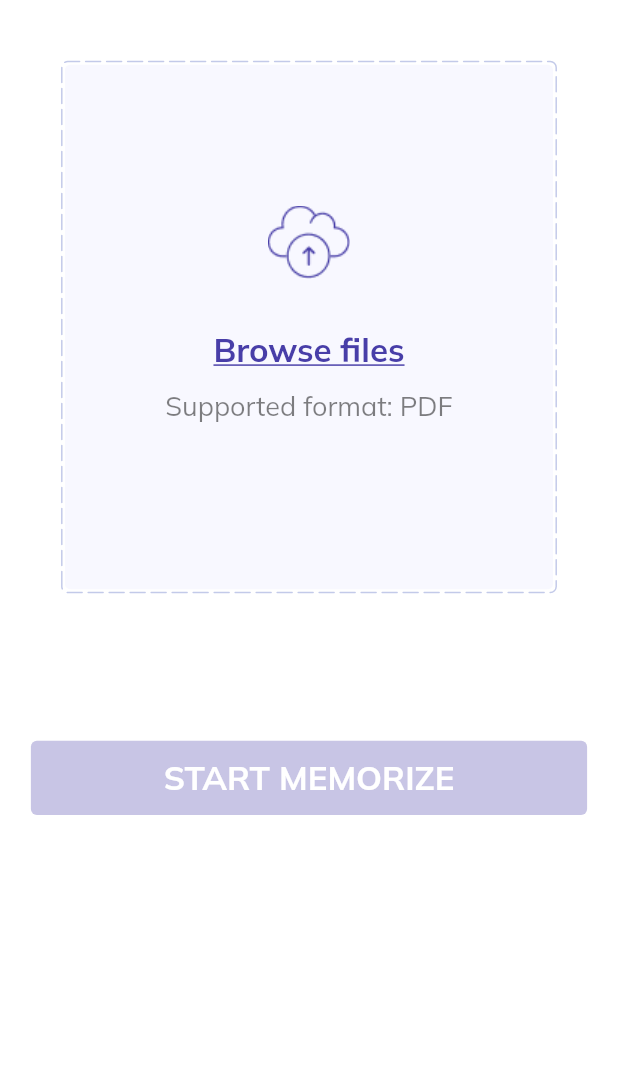
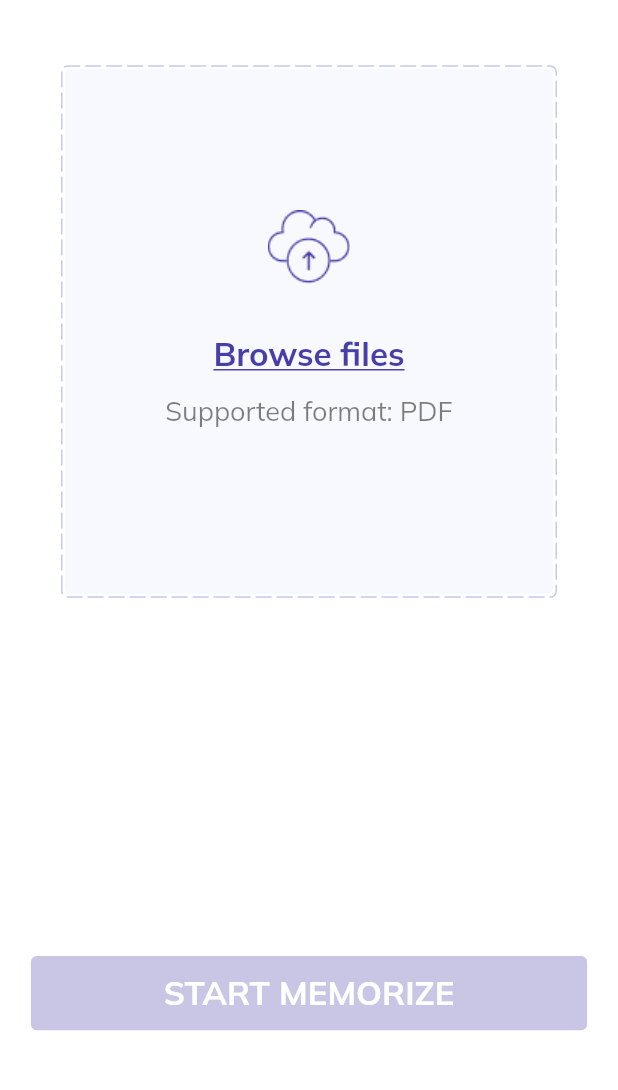
Before and after one commit to InnoSWP/InnoMemorizerApp, a Flutter app: the screen it shows after launch, after a tap on "Upload", on a phone screen of 412 x 824 dp, the part 144-1234 px from its top. Run offline on Flutter 3.47's test engine with Material 2 defaults, Android fonts, the phone set to English and light mode, and no system bars; drawn by our look-alikes of dotted_border, toggle_switch; our stand-ins replace dio, file_picker, google_fonts, scrollable_positioned_list; missing offline and left inert: alan_voice, pdf_text.

Commit message:
replaced columns with stacks to make strictly positioned elements and button above keyboard

```diff
--- a/lib/main.dart
+++ b/lib/main.dart
@@ -50,7 +50,9 @@ class _MyHomePageState extends State<MyHomePage> with TickerProviderStateMixin {
   PlatformFile? _platformFile;
   bool _buttonEnabled = false;
   int _initialIndex = 0;
+  OverlayEntry? overlayEntry;
   Screen selectedScreen = Screen.pasteText;
+  List<String> _sentences = [];
 
   late AnimationController fileAnimationController;
   late AnimationController animationController;
@@ -95,22 +97,23 @@ class _MyHomePageState extends State<MyHomePage> with TickerProviderStateMixin {
     });
     String text = await _pdfDoc!.text;
 
+    fetchSentences(text).then((sentences) {
       setState(() {
+        _sentences = sentences;
         fileAnimationController.fling();
         _pdfText = text;
         _buttonEnabled = true;
       });
+    });
   }
 
   void _sendText() async {
-    await _fetchPDF();
-    var sentences = await fetchSentences(_pdfText!);
     setState(() {
       Navigator.push(
         context,
         MaterialPageRoute(
           builder: (context) =>
-              MemorizeScreen(title: 'Memorize', sentences: sentences),
+              MemorizeScreen(title: 'Memorize', sentences: _sentences),
         ),
       );
       clearUploadedFile();
@@ -118,9 +121,13 @@ class _MyHomePageState extends State<MyHomePage> with TickerProviderStateMixin {
   }
 
   Widget getUploadScreen() {
-    return Column(
+    return Stack(
+      alignment: Alignment.center,
       children: <Widget>[
-        Padding(
+        Positioned(
+          width: MediaQuery.of(context).size.width,
+          top: MediaQuery.of(context).size.height * 0.02,
+          child: Padding(
             padding: EdgeInsets.only(
               left: MediaQuery.of(context).size.width * 0.1,
               right: MediaQuery.of(context).size.width * 0.1,
@@ -152,8 +159,8 @@ class _MyHomePageState extends State<MyHomePage> with TickerProviderStateMixin {
                           ),
                           Container(
                               padding: EdgeInsets.only(
-                                    bottom:
-                                    MediaQuery.of(context).size.height * 0.015),
+                                  bottom: MediaQuery.of(context).size.height *
+                                      0.015),
                               child: const Text(
                                 'Browse files',
                                 style: TextStyle(
@@ -182,8 +189,12 @@ class _MyHomePageState extends State<MyHomePage> with TickerProviderStateMixin {
               ),
             ),
           ),
+        ),
         _platformFile != null
-            ? Container(
+            ? Padding(
+                padding: EdgeInsets.only(
+                    top: MediaQuery.of(context).size.height * 0.52),
+                child: Container(
                     padding: const EdgeInsets.only(left: 30, right: 30),
                     child: Column(
                         crossAxisAlignment: CrossAxisAlignment.start,
@@ -237,9 +248,12 @@ class _MyHomePageState extends State<MyHomePage> with TickerProviderStateMixin {
                                     CustomColors.primary),
                                 backgroundColor: Colors.white,
                               )),
-                ]))
+                        ])),
+              )
             : Container(),
-        Padding(
+        Positioned(
+          bottom: MediaQuery.of(context).size.height * 0.05,
+          child: Padding(
             padding:
                 EdgeInsets.only(top: MediaQuery.of(context).size.height * 0.07),
             child: SizedBox(
@@ -271,6 +285,7 @@ class _MyHomePageState extends State<MyHomePage> with TickerProviderStateMixin {
                         fontWeight: FontWeight.w700,
                       ))),
             ),
+          ),
         )
       ],
     );
@@ -296,7 +311,7 @@ class _MyHomePageState extends State<MyHomePage> with TickerProviderStateMixin {
 
     fileAnimationController = AnimationController(
       vsync: this,
-      duration: const Duration(seconds: 6),
+      duration: const Duration(seconds: 12),
     )..addListener(() {
         setState(() {});
       });
@@ -316,16 +331,11 @@ class _MyHomePageState extends State<MyHomePage> with TickerProviderStateMixin {
   Widget build(BuildContext context) {
     return Scaffold(
       resizeToAvoidBottomInset: false,
-      appBar: null,
-      body: Column(
+      body: Stack(
+        alignment: Alignment.center,
         children: <Widget>[
-          Padding(
-            padding: EdgeInsets.fromLTRB(
-              0,
-              MediaQuery.of(context).size.height * 0.075,
-              0,
-              MediaQuery.of(context).size.height * 0.05,
-            ),
+          Positioned(
+            top: MediaQuery.of(context).size.height * 0.075,
             child: ToggleSwitch(
               minWidth: MediaQuery.of(context).size.width * 0.34,
               minHeight: MediaQuery.of(context).size.height * 0.04,
@@ -375,7 +385,12 @@ class _MyHomePageState extends State<MyHomePage> with TickerProviderStateMixin {
               },
             ),
           ),
-          getCurrentScreen(context),
+          Positioned(
+              bottom: 0,
+              child: SizedBox(
+                  width: MediaQuery.of(context).size.width,
+                  height: MediaQuery.of(context).size.height * 0.85,
+                  child: getCurrentScreen(context))),
         ],
       ),
     );
--- a/lib/widgets/paste_text.dart
+++ b/lib/widgets/paste_text.dart
@@ -5,15 +5,14 @@ import '/../utils/sentences_parser.dart';
 import '/../common/theme.dart';
 
 Widget getPasteTextScreen(context, textController, animationController) {
-
   return SingleChildScrollView(
-    child: Column(
+    child: Stack(
+      alignment: Alignment.center,
+      fit: StackFit.loose,
       children: <Widget>[
-        Padding(
-          padding: EdgeInsets.only(
+        Positioned(
+          top: MediaQuery.of(context).size.height * 0.025,
           left: MediaQuery.of(context).size.width * 0.14,
-            bottom: MediaQuery.of(context).size.height * 0.009,
-          ),
           child: Align(
             alignment: Alignment.centerLeft,
             child: RichText(
@@ -39,15 +38,17 @@ Widget getPasteTextScreen(context, textController, animationController) {
             ),
           ),
         ),
-        Padding(
+        Positioned(
+          child: Padding(
             padding: EdgeInsets.fromLTRB(
               MediaQuery.of(context).size.width * 0.1,
-            0,
+              MediaQuery.of(context).size.height * 0.07,
               MediaQuery.of(context).size.width * 0.1,
-            MediaQuery.of(context).size.height * 0.1,
+              MediaQuery.of(context).size.height * 0.33,
             ),
             child: SizedBox(
               height: MediaQuery.of(context).size.height * 0.4,
+              width: MediaQuery.of(context).size.width * 0.8,
               child: TextField(
                   controller: textController,
                   maxLines: 32,
@@ -67,9 +68,7 @@ Widget getPasteTextScreen(context, textController, animationController) {
                   )),
             ),
           ),
-
-
-
+        ),
         Visibility(
             maintainSize: true,
             maintainAnimation: true,
@@ -79,6 +78,7 @@ Widget getPasteTextScreen(context, textController, animationController) {
               children: [
                 Padding(
                   padding: EdgeInsets.only(
+                    top: MediaQuery.of(context).size.height * 0.35,
                     left: MediaQuery.of(context).size.width * 0.12,
                     bottom: MediaQuery.of(context).size.height * 0.0236,
                   ),
@@ -106,37 +106,29 @@ Widget getPasteTextScreen(context, textController, animationController) {
                     ),
                   ),
                 ),
-                Text(
-                    "${(animationController.value * 100).round()}% completed",
+                Text("${(animationController.value * 100).round()}% completed",
                     style: TextStyle(
                       fontSize: 20,
                       fontWeight: FontWeight.w500,
                       color: CustomColors.primary.withOpacity(0.5),
                     )),
               ],
-            )
-        ),
-        Padding(
-          padding:
-          EdgeInsets.only(top: MediaQuery.of(context).size.height * 0.03),
-          child: SizedBox(
+            )),
+        AnimatedPositioned(
+          bottom: MediaQuery.of(context).viewInsets.bottom * 0.9,
           width: MediaQuery.of(context).size.width * 0.9,
           height: MediaQuery.of(context).size.height * 0.06,
+          duration: const Duration(milliseconds: 150),
           child: ValueListenableBuilder<TextEditingValue>(
             valueListenable: textController,
             builder: (context, value, child) {
               return ElevatedButton(
                   onPressed: value.text.isNotEmpty
                       ? () {
+                          FocusManager.instance.primaryFocus?.unfocus();
                           animationController.forward();
-                      fetchSentences(value.text)
-                          .then((sentences) {
-                        while (animationController.status !=
-                            AnimationStatus.completed) {
-                          animationController.value += 0.01;
-                          Future.delayed(
-                              const Duration(milliseconds: 200));
-                        }
+                          fetchSentences(value.text).then((sentences) {
+                            animationController.fling();
                             animationController.reset();
                             Navigator.push(
                               context,
@@ -149,8 +141,7 @@ Widget getPasteTextScreen(context, textController, animationController) {
                         }
                       : null,
                   style: ButtonStyle(
-                      backgroundColor:
-                      MaterialStateProperty.resolveWith<Color?>(
+                    backgroundColor: MaterialStateProperty.resolveWith<Color?>(
                       (Set<MaterialState> states) {
                         if (states.contains(MaterialState.pressed)) {
                           return CustomColors.primary.withOpacity(0.5);
@@ -174,7 +165,6 @@ Widget getPasteTextScreen(context, textController, animationController) {
                       )));
             },
           ),
-          ),
         )
       ],
     ),
```
Lines whose indentation alone changed are shown as unchanged.
